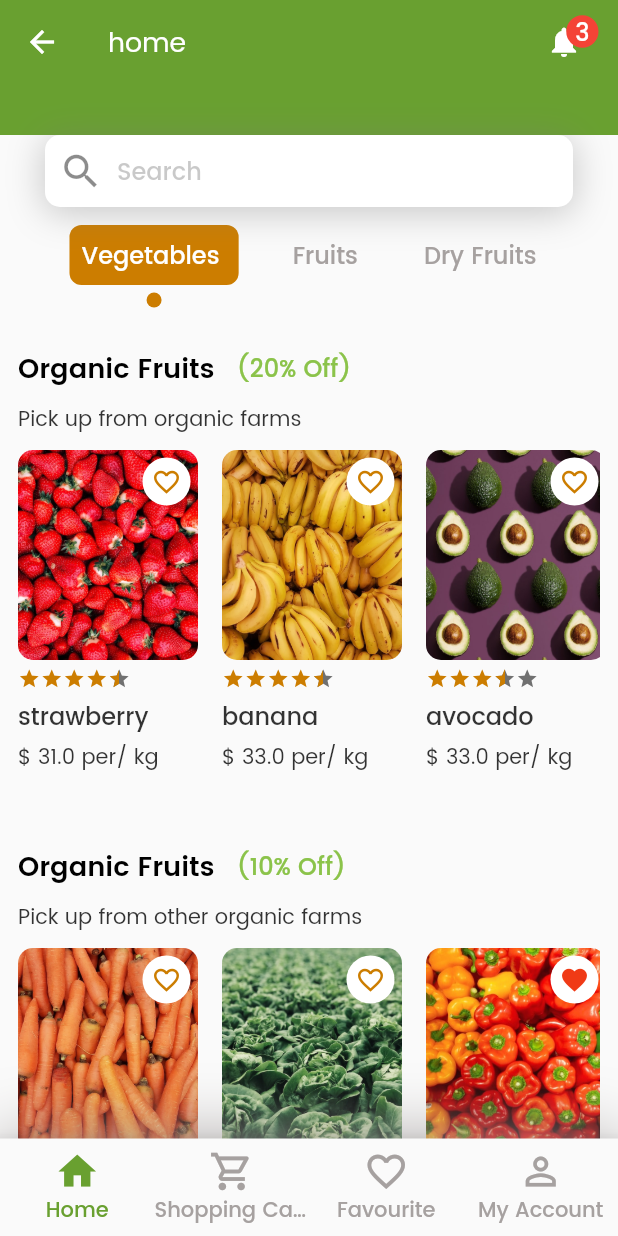
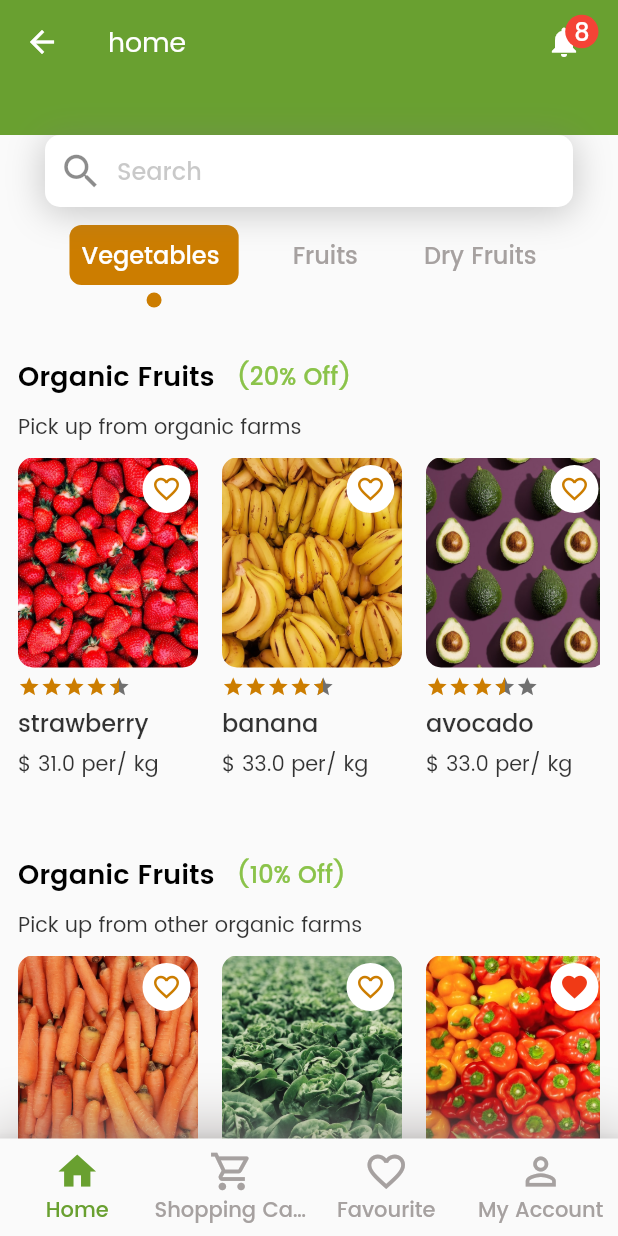
Before and after one commit to ahmed4442025/fruit_market, a Flutter app: the MainView screen opened by its route, on a phone screen of 412 x 824 dp. Run offline on Flutter 3.47's test engine with Material 2 defaults, Android fonts, the phone set to English and light mode, and no system bars; drawn by our look-alikes of flutter_rating_bar; our stand-ins replace bloc, flutter_bloc, flutter_svg, shared_preferences, smooth_page_indicator; accounts and stored records are empty.

```diff
--- a/lib/app/functions/cubits/app/app_cubit.dart
+++ b/lib/app/functions/cubits/app/app_cubit.dart
@@ -146,6 +146,15 @@ class AppCubit extends Cubit<AppStates> {
 
 // ======= Notify scr ===========
   late List<NotifyGroup> notify;
+
+  int getNotifyCount(){
+    int total = 0;
+    notify.forEach((element) {
+      if (element.notifyList != null)
+        total += element.notifyList!.length;
+    });
+    return total;
+  }
 }
 
 class _NavItem {
--- a/lib/data/fake_data/fruit_list.dart
+++ b/lib/data/fake_data/fruit_list.dart
@@ -222,5 +222,6 @@ class FruitData {
 
     notifyGroup.add(g1);
     notifyGroup.add(g2);
+    notifyGroup.add(g1);
   }
 }
--- a/lib/data/models/notify_group.dart
+++ b/lib/data/models/notify_group.dart
@@ -5,4 +5,5 @@ class NotifyGroup{
   List<NotifyModel>? notifyList;
 
   NotifyGroup(this.name, this.notifyList);
+
 }
--- a/lib/presentation/main/home/home_view.dart
+++ b/lib/presentation/main/home/home_view.dart
@@ -38,7 +38,7 @@ class HomeNavView extends StatelessWidget {
           preferredSize: const Size.fromHeight(AppSize.s90),
           child: UtilM.appBar(
               name: 'home',
-              notificationCount: 3,
+              notificationCount: _cubit.getNotifyCount(),
               onNotify: () => ViewsManager.openWBNotifyView(_context))),
       // body
       body: ListView.builder(
--- a/lib/presentation/resources/color_manager.dart
+++ b/lib/presentation/resources/color_manager.dart
@@ -8,6 +8,7 @@ class ColorManager {
   static const orange = Color(0xffcc7d00);
   static const lightOrange = Color(0xffffb238);
   static const lightGreen = Colors.lightGreen;
+  static const Color lightLightGreen = Color(0x2269a030);
   static const error = Color(0xfff03a16);
   static const lightGrey = Color(0xffa6a1a0);
   static const lightBlue = Color(0xff7a91f1);
--- a/lib/presentation/resources/util/w/big/fruit_card_fav.dart
+++ b/lib/presentation/resources/util/w/big/fruit_card_fav.dart
@@ -14,14 +14,14 @@ class FruitCardFav extends StatelessWidget {
   @override
   Widget build(BuildContext context) {
     return SizedBox(
-      height: 100,
+      height: AppSize.fruitCHeightFav,
       child: Row(
         children: [
           // image
           image(),
           UtilM.box10(),
           info(context),
-          Spacer(),
+          const Spacer(),
           addToCard()
         ],
       ),
@@ -32,7 +32,7 @@ class FruitCardFav extends StatelessWidget {
         borderRadius: BorderRadius.circular(AppPadding.p5),
         child: Image.asset(
           fruitModel.img ?? '',
-          height: AppSize.s100,
+          height: AppSize.fruitCHeightFav,
           width: AppSize.s100,
           fit: BoxFit.cover,
         ),
--- a/lib/presentation/resources/util/w/big/fruit_type_label.dart
+++ b/lib/presentation/resources/util/w/big/fruit_type_label.dart
@@ -19,7 +19,7 @@ class FruitListTypes extends StatelessWidget {
       builder: (BuildContext context, state) {
         _cubit = AppCubit.get(context);
         return SizedBox(
-          height: AppSize.s50,
+          height: AppSize.s55,
           child: ListView.builder(
             shrinkWrap: true,
             scrollDirection: Axis.horizontal,
--- a/lib/presentation/resources/values_manager.dart
+++ b/lib/presentation/resources/values_manager.dart
@@ -35,9 +35,11 @@ class AppSize{
   static const double s30 = 30;
   static const double s40 = 40;
   static const double s50 = 50;
+  static const double s55 = 55;
   static const double s60 = 60;
   static const double s90 = 90;
   static const double s100 = 100;
+  static const double s105 = 105;
   static const double s120 = 120;
 
 
@@ -46,6 +48,8 @@ class AppSize{
   static const double fruitCHeight = 210;
   static const double fruitCWidth = 120;
 
+  static const double fruitCHeightFav = 112;
+
   static const double groupFHeight = fruitCHeight + 40;
 
 }
```
Also changed, not shown: lib/presentation/notify_view/notify_view.dart (+22 -22 lines).
